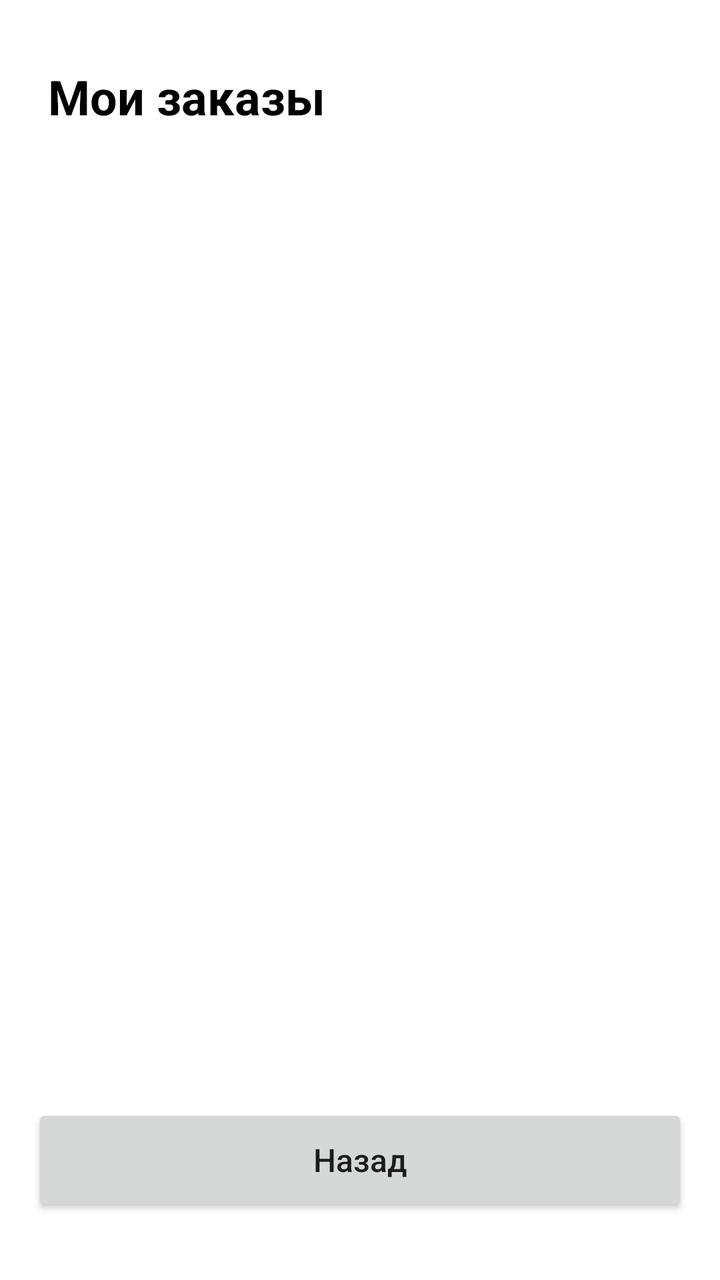
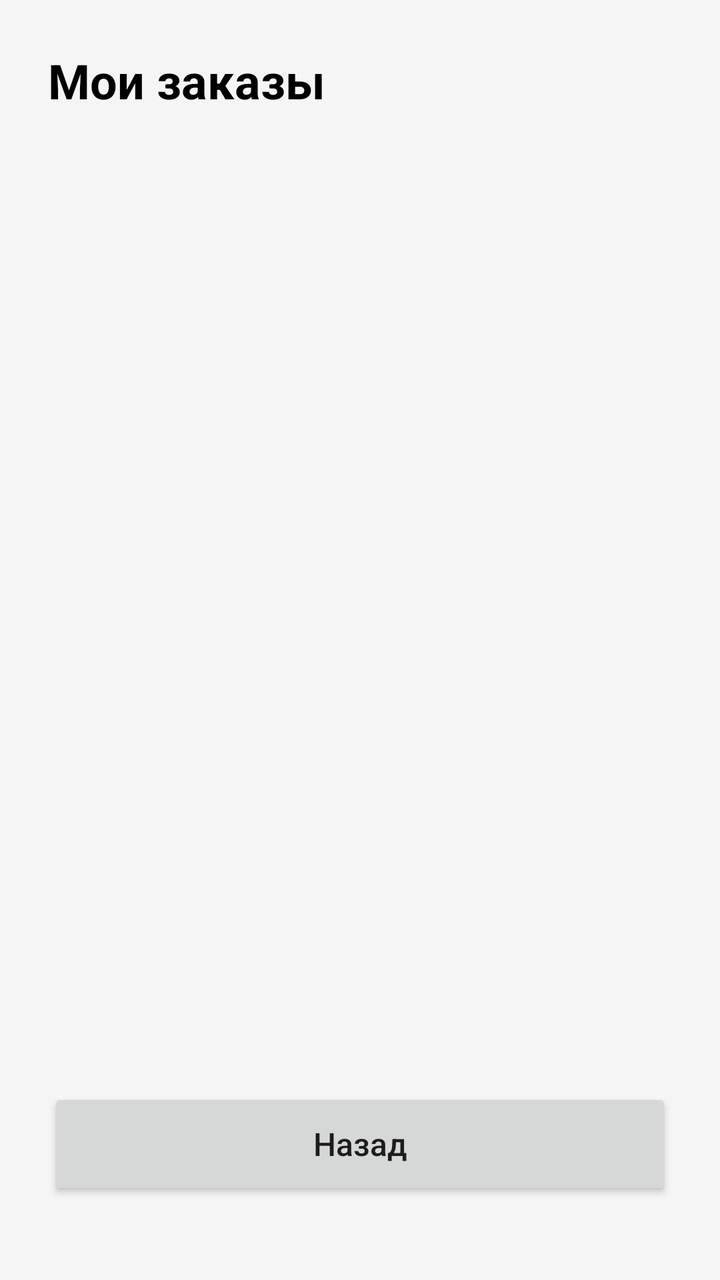

Two renders of the same Android screen: before a commit and after it. Below are the layout's source before the change and the commit's diff.
<!-- AndroidManifest.xml: application theme Theme.AppCompat.Light.DarkActionBar -->
<!-- res/layout/activity_driver_history.xml -->
<?xml version="1.0" encoding="utf-8"?>
<LinearLayout xmlns:android="http://schemas.android.com/apk/res/android"
    android:layout_width="match_parent"
    android:layout_height="match_parent"
    android:orientation="vertical"
    android:background="#FFFFFF"
    android:padding="16dp"
    android:fitsSystemWindows="true">

    <TextView
        android:id="@+id/title"
        android:layout_width="wrap_content"
        android:layout_height="wrap_content"
        android:text="Мои заказы"
        android:textSize="24sp"
        android:textStyle="bold"
        android:textColor="#000000"
        android:layout_marginTop="16dp"
        android:layout_marginStart="8dp" />

    <ListView
        android:id="@+id/lvOrders"
        android:layout_width="match_parent"
        android:layout_height="0dp"
        android:layout_weight="1"
        android:layout_marginTop="16dp"
        android:layout_marginBottom="16dp" />

    <Button
        android:id="@+id/btnBack"
        android:layout_width="match_parent"
        android:layout_height="56dp"
        android:text="Назад"
        android:textAllCaps="false"
        android:textSize="16sp"
        android:layout_marginBottom="16dp" />

</LinearLayout>
<!-- resources referenced by this layout -->
<resources>

</resources>

<!-- the commit's change to res/layout/activity_driver_history.xml (unified diff, before → after) -->
@@ -1,11 +1,12 @@
 <?xml version="1.0" encoding="utf-8"?>
-<LinearLayout xmlns:android="http://schemas.android.com/apk/res/android"
+<androidx.constraintlayout.widget.ConstraintLayout
+    xmlns:android="http://schemas.android.com/apk/res/android"
+    xmlns:app="http://schemas.android.com/apk/res-auto"
     android:layout_width="match_parent"
     android:layout_height="match_parent"
-    android:orientation="vertical"
-    android:background="#FFFFFF"
-    android:padding="16dp"
-    android:fitsSystemWindows="true">
+    android:background="#F5F5F5"
+    android:fitsSystemWindows="true"
+    android:padding="8dp">
 
     <TextView
         android:id="@+id/title"
@@ -15,24 +16,34 @@
         android:textSize="24sp"
         android:textStyle="bold"
         android:textColor="#000000"
+        app:layout_constraintTop_toTopOf="parent"
+        app:layout_constraintStart_toStartOf="parent"
         android:layout_marginTop="16dp"
-        android:layout_marginStart="8dp" />
+        android:layout_marginStart="16dp" />
 
-    <ListView
-        android:id="@+id/lvOrders"
-        android:layout_width="match_parent"
+    <androidx.recyclerview.widget.RecyclerView
+        android:id="@+id/rvOrders"
+        android:layout_width="0dp"
         android:layout_height="0dp"
-        android:layout_weight="1"
+        app:layout_constraintTop_toBottomOf="@id/title"
+        app:layout_constraintBottom_toTopOf="@id/btnBack"
+        app:layout_constraintStart_toStartOf="parent"
+        app:layout_constraintEnd_toEndOf="parent"
         android:layout_marginTop="16dp"
         android:layout_marginBottom="16dp" />
 
     <Button
         android:id="@+id/btnBack"
-        android:layout_width="match_parent"
+        android:layout_width="0dp"
         android:layout_height="56dp"
         android:text="Назад"
         android:textAllCaps="false"
         android:textSize="16sp"
-        android:layout_marginBottom="16dp" />
+        app:layout_constraintBottom_toBottomOf="parent"
+        app:layout_constraintStart_toStartOf="parent"
+        app:layout_constraintEnd_toEndOf="parent"
+        android:layout_marginBottom="32dp"
+        android:layout_marginStart="16dp"
+        android:layout_marginEnd="16dp" />
 
-</LinearLayout>
+</androidx.constraintlayout.widget.ConstraintLayout>
